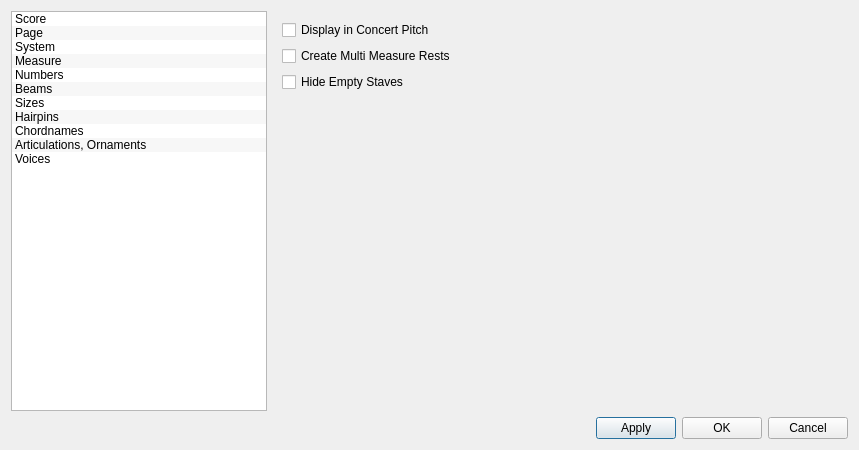
musescore/musescore-old, file mscore/mscore/editstyle.ui: the form before one commit.
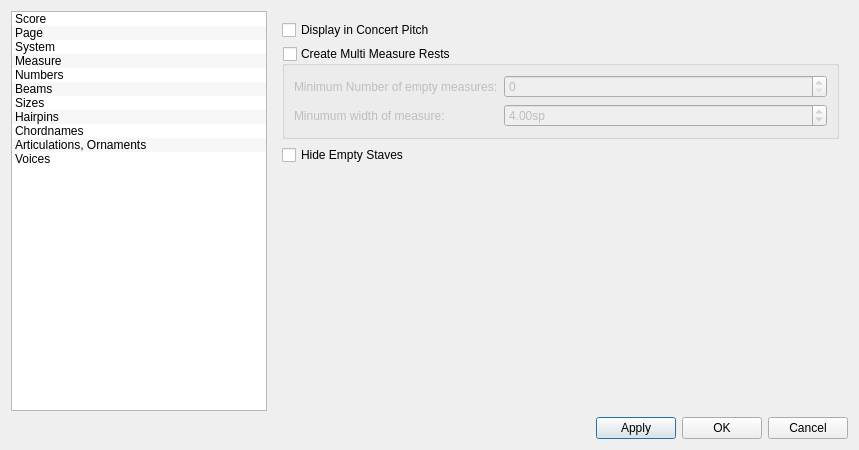
The form after the commit. The open tabs and pages were chosen to show the change.

Commit message: some style parameter for multi measure rests

Patch:
```diff
--- a/mscore/mscore/editstyle.ui
+++ b/mscore/mscore/editstyle.ui
@@ -105,54 +105,94 @@
       <number>3</number>
      </property>
      <widget class="QWidget" name="Seite_5" >
-      <layout class="QGridLayout" name="gridLayout_2" >
-       <item row="0" column="0" >
+      <property name="geometry" >
+       <rect>
+        <x>0</x>
+        <y>0</y>
+        <width>579</width>
+        <height>393</height>
+       </rect>
+      </property>
+      <layout class="QVBoxLayout" name="verticalLayout_6" >
+       <item>
         <widget class="QCheckBox" name="concertPitch" >
          <property name="text" >
           <string>Display in Concert Pitch</string>
          </property>
         </widget>
        </item>
-       <item row="0" column="1" >
-        <spacer name="horizontalSpacer" >
-         <property name="orientation" >
-          <enum>Qt::Horizontal</enum>
-         </property>
-         <property name="sizeHint" stdset="0" >
-          <size>
-           <width>355</width>
-           <height>20</height>
-          </size>
-         </property>
-        </spacer>
-       </item>
-       <item row="3" column="0" >
-        <spacer name="verticalSpacer" >
-         <property name="orientation" >
-          <enum>Qt::Vertical</enum>
-         </property>
-         <property name="sizeHint" stdset="0" >
-          <size>
-           <width>20</width>
-           <height>334</height>
-          </size>
-         </property>
-        </spacer>
-       </item>
-       <item row="1" column="0" >
-        <widget class="QCheckBox" name="createMultiMeasureRests" >
-         <property name="text" >
+       <item>
+        <widget class="QGroupBox" name="multiMeasureRests" >
+         <property name="title" >
           <string>Create Multi Measure Rests</string>
          </property>
+         <property name="flat" >
+          <bool>true</bool>
+         </property>
+         <property name="checkable" >
+          <bool>true</bool>
+         </property>
+         <property name="checked" >
+          <bool>false</bool>
+         </property>
+         <layout class="QVBoxLayout" name="verticalLayout_5" >
+          <item>
+           <layout class="QFormLayout" name="formLayout_3" >
+            <item row="2" column="0" >
+             <widget class="QLabel" name="label_16" >
+              <property name="text" >
+               <string>Minumum width of measure:</string>
+              </property>
+             </widget>
+            </item>
+            <item row="2" column="1" >
+             <widget class="QDoubleSpinBox" name="minMeasureWidth" >
+              <property name="suffix" >
+               <string>sp</string>
+              </property>
+              <property name="minimum" >
+               <double>2.000000000000000</double>
+              </property>
+              <property name="value" >
+               <double>4.000000000000000</double>
+              </property>
+             </widget>
+            </item>
+            <item row="1" column="0" >
+             <widget class="QLabel" name="label_15" >
+              <property name="text" >
+               <string>Minimum Number of empty measures:</string>
+              </property>
+             </widget>
+            </item>
+            <item row="1" column="1" >
+             <widget class="QSpinBox" name="minEmptyMeasures" />
+            </item>
+           </layout>
+          </item>
+         </layout>
         </widget>
        </item>
-       <item row="2" column="0" >
+       <item>
         <widget class="QCheckBox" name="hideEmptyStaves" >
          <property name="text" >
           <string>Hide Empty Staves</string>
          </property>
         </widget>
        </item>
+       <item>
+        <spacer name="verticalSpacer" >
+         <property name="orientation" >
+          <enum>Qt::Vertical</enum>
+         </property>
+         <property name="sizeHint" stdset="0" >
+          <size>
+           <width>20</width>
+           <height>40</height>
+          </size>
+         </property>
+        </spacer>
+       </item>
       </layout>
      </widget>
      <widget class="QWidget" name="page2" >
```
Left out of the diff: 82 changed lines with no effect on the pictures. The commit also changes 5 other files.
